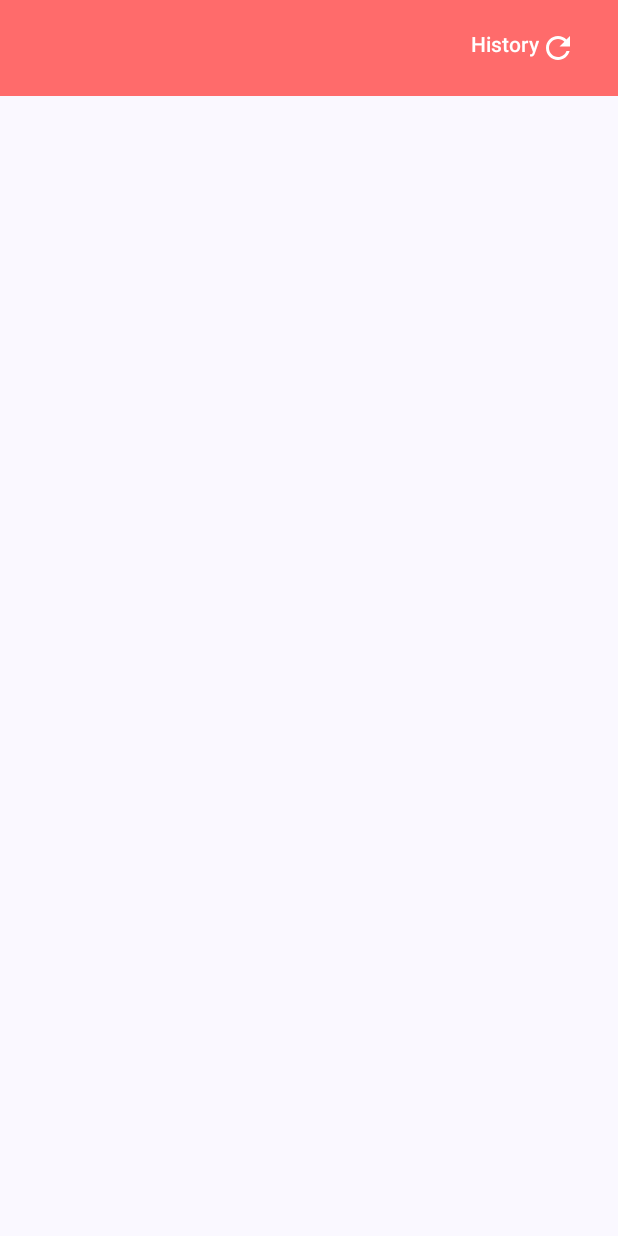
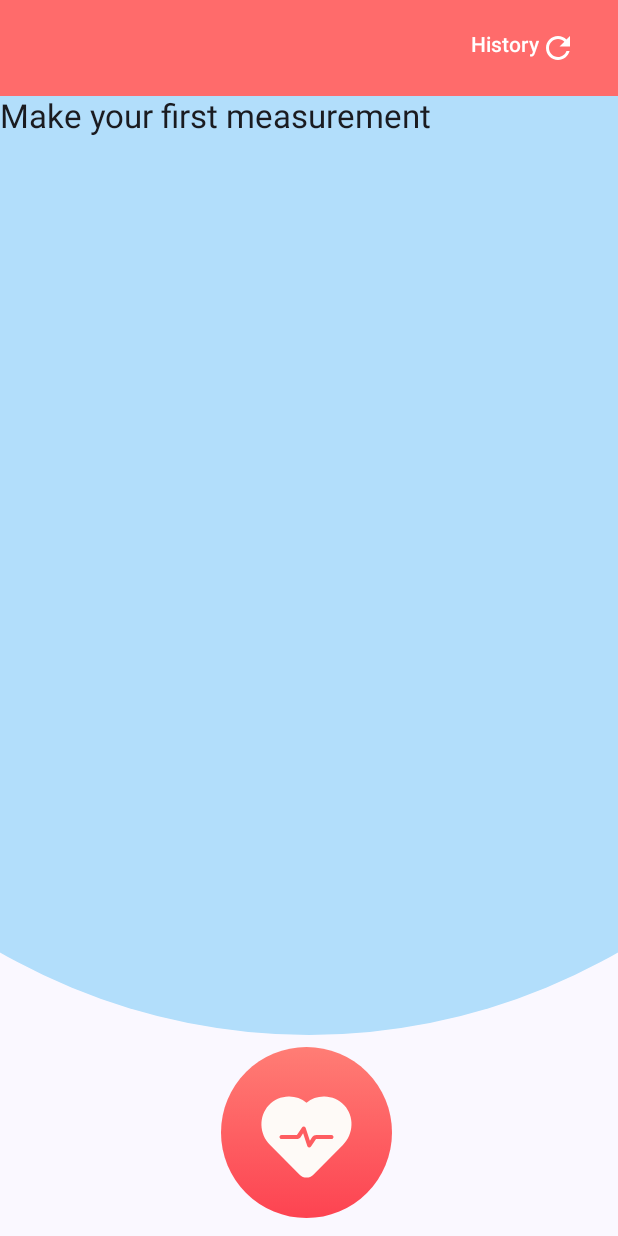
Before and after one commit to Leonidius20/HeartRate, an Android app built with Jetpack Compose: the homepage screen opened through its navigation route, on a phone screen of 412 x 824 dp. Run offline under Robolectric (Android 15) with nearby library versions, the phone set to English and light mode, and no system bars; libraries missing offline, so code that uses them is left out: net.kibotu.heartrateometer.

```diff
--- a/app/src/main/java/io/github/leonidius20/heartrate/NavGraph.kt
+++ b/app/src/main/java/io/github/leonidius20/heartrate/NavGraph.kt
@@ -21,10 +21,18 @@ fun NavGraph() {
                 })
         }
         composable("homepage") {
-            HomeScreen()
+            HomeScreen(
+                onNavigateToMeasurement = {
+                    navController.navigate("measure")
+                }
+            )
         }
         composable("measure") {
-            MeasureScreen()
+            MeasureScreen(
+                backToHomePage = {
+                    navController.popBackStack()
+                }
+            )
         }
     }
 }
--- a/app/src/main/java/io/github/leonidius20/heartrate/ui/homepage/HomeScreen.kt
+++ b/app/src/main/java/io/github/leonidius20/heartrate/ui/homepage/HomeScreen.kt
@@ -1,29 +1,41 @@
 package io.github.leonidius20.heartrate.ui.homepage
 
+import androidx.compose.foundation.Image
+import androidx.compose.foundation.clickable
 import androidx.compose.foundation.layout.Column
 import androidx.compose.foundation.layout.Row
 import androidx.compose.foundation.layout.fillMaxSize
 import androidx.compose.foundation.layout.padding
+import androidx.compose.foundation.shape.CircleShape
 import androidx.compose.material.icons.Icons
 import androidx.compose.material.icons.filled.Refresh
 import androidx.compose.material3.Button
 import androidx.compose.material3.ButtonDefaults
 import androidx.compose.material3.ExperimentalMaterial3Api
 import androidx.compose.material3.Icon
+import androidx.compose.material3.MaterialTheme
 import androidx.compose.material3.Scaffold
 import androidx.compose.material3.Text
 import androidx.compose.material3.TopAppBar
 import androidx.compose.material3.TopAppBarDefaults
 import androidx.compose.runtime.Composable
+import androidx.compose.ui.Alignment
 import androidx.compose.ui.Modifier
+import androidx.compose.ui.draw.clip
 import androidx.compose.ui.graphics.Color
+import androidx.compose.ui.layout.ContentScale
+import androidx.compose.ui.res.painterResource
 import androidx.compose.ui.tooling.preview.Preview
+import io.github.leonidius20.heartrate.R
+import io.github.leonidius20.heartrate.ui.common.BoxWithCircleBackground
 import io.github.leonidius20.heartrate.ui.theme.topBarColor
 
 @OptIn(ExperimentalMaterial3Api::class)
 @Preview(widthDp = 393, heightDp = 852)
 @Composable
-fun HomeScreen() {
+fun HomeScreen(
+    onNavigateToMeasurement: () -> Unit = {},
+) {
     Scaffold(
         modifier = Modifier.fillMaxSize(),
         topBar = {
@@ -50,6 +62,29 @@ fun HomeScreen() {
         }
     ) { innerPadding ->
         Column(Modifier.padding(innerPadding)) {
+            BoxWithCircleBackground(
+                Modifier.weight(1f)
+            ) {
+                Column(Modifier.fillMaxSize()) {
+                    Text("Make your first measurement", style = MaterialTheme.typography.titleLarge)
+                }
+            }
+
+                Image(
+
+                    painter = painterResource(R.drawable.heart_rate_button),
+                    contentDescription = "start measuring",
+                    contentScale = ContentScale.FillWidth,
+                    // todo: fix btn not quite centered
+                    modifier = Modifier
+                        //.size(134.dp)
+                        .clip(CircleShape)
+                        .align(Alignment.CenterHorizontally)
+                        .clickable {
+                            onNavigateToMeasurement()
+                        }
+                    ,
+                )
 
         }
     }
--- /dev/null
+++ b/app/src/main/res/drawable/heart_rate_button.xml
@@ -0,0 +1,31 @@
+<vector xmlns:android="http://schemas.android.com/apk/res/android" xmlns:aapt="http://schemas.android.com/aapt"
+    android:viewportWidth="134"
+    android:viewportHeight="134"
+    android:width="134dp"
+    android:height="134dp">
+  <path
+      android:pathData="M122 65A57 57 0 0 1 8 65A57 57 0 0 1 122 65Z">
+    <aapt:attr
+        name="android:fillColor">
+      <gradient
+          android:startX="65"
+          android:startY="8"
+          android:endX="65"
+          android:endY="122"
+          android:tileMode="clamp">
+        <item
+            android:color="#FF7D75"
+            android:offset="0" />
+        <item
+            android:color="#FD4351"
+            android:offset="1" />
+      </gradient>
+    </aapt:attr>
+  </path>
+  <path
+      android:pathData="M90.1453 46.8765C86.6669 43.1652 81.9595 41.0818 76.8935 41.0049C72.4681 40.9187 68.3614 42.3774 65.0025 45.0916C61.6435 42.3805 57.4602 40.9034 53.1114 41.0049C48.0454 41.0818 43.3411 43.1652 39.8596 46.8765C33.0498 54.139 33.4452 66.0083 40.7422 73.3355L60.4238 93.0982C61.6864 94.3661 63.3445 95 64.9994 95C66.6543 95 68.3154 94.3661 69.575 93.0982L89.2566 73.3355C96.5536 66.0083 96.952 54.139 90.1392 46.8765H90.1453Z"
+      android:fillColor="#FEFAF7" />
+  <path
+      android:pathData="M81.6136 66.6015H71.5249C70.4413 66.6015 69.437 67.1465 68.837 68.0554L67.2623 70.4424L64.4656 61.9599C64.2976 61.4542 63.8601 61.0865 63.3358 61.0156C62.8133 60.9335 62.2946 61.1817 61.9992 61.6259L58.8554 66.3943C58.7686 66.525 58.6265 66.6015 58.4714 66.6015H48.3845C47.6203 66.6015 47 67.2286 47 68.0013C47 68.7739 47.6203 69.401 48.3845 69.401H58.4733C59.5569 69.401 60.5611 68.856 61.1611 67.9471L62.7358 65.5601L65.5326 74.0426C65.7006 74.5483 66.1381 74.916 66.6624 74.9869C66.7233 74.9963 66.7842 75 66.847 75C67.3067 75 67.7386 74.7686 67.9989 74.3766L71.1428 69.6082C71.2295 69.4775 71.3717 69.401 71.5267 69.401H81.6155C82.3797 69.401 83 68.7739 83 68.0013C83 67.2286 82.3779 66.6015 81.6136 66.6015Z"
+      android:fillColor="#FE5D61" />
+</vector>
```
Also changed, not shown: app/src/main/java/io/github/leonidius20/heartrate/ui/measure/MeasureScreen.kt (+64 -8 lines).
